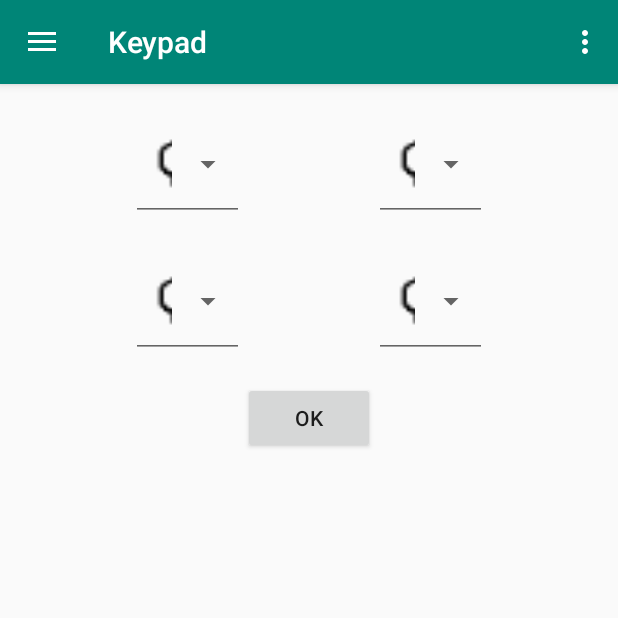
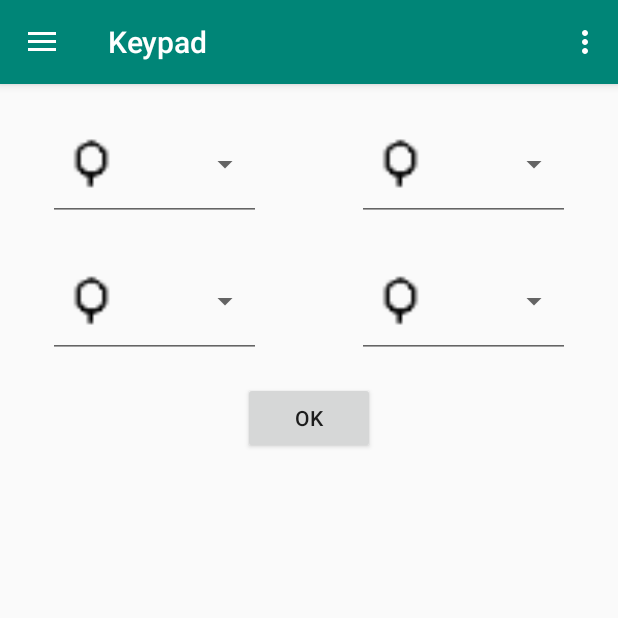
Before and after one commit to ggtylerr/KAaNE-AE-, an Android app: the screen it shows after launch (MainActivity), in the side drawer, after a tap on "Keypad", on a phone screen of 412 x 824 dp, the top half of it. Run offline under Robolectric (Android 15) with nearby library versions, the phone set to English and light mode, and no system bars.

Commit message:
Fixed cropping issue
* Fixed image cropping in Keypad that prevented its use on smaller screens

```diff
--- a/app/src/main/res/layout/fragment_vanilla_keypad.xml
+++ b/app/src/main/res/layout/fragment_vanilla_keypad.xml
@@ -9,9 +9,11 @@
     <Spinner
         android:id="@+id/vanilla_keypad_spin1"
         style="@style/Widget.AppCompat.Spinner.Underlined"
-        android:layout_width="75dp"
+        android:layout_width="0dp"
         android:layout_height="75dp"
+        android:layout_marginStart="32dp"
         android:layout_marginTop="16dp"
+        android:layout_marginEnd="32dp"
         app:layout_constraintEnd_toStartOf="@+id/vanilla_keypad_spin2"
         app:layout_constraintStart_toStartOf="parent"
         app:layout_constraintTop_toTopOf="parent"
@@ -21,9 +23,11 @@
     <Spinner
         android:id="@+id/vanilla_keypad_spin2"
         style="@style/Widget.AppCompat.Spinner.Underlined"
-        android:layout_width="75dp"
+        android:layout_width="0dp"
         android:layout_height="75dp"
+        android:layout_marginStart="32dp"
         android:layout_marginTop="16dp"
+        android:layout_marginEnd="32dp"
         app:layout_constraintEnd_toEndOf="parent"
         app:layout_constraintStart_toEndOf="@+id/vanilla_keypad_spin1"
         app:layout_constraintTop_toTopOf="parent"
@@ -33,9 +37,11 @@
     <Spinner
         android:id="@+id/vanilla_keypad_spin3"
         style="@style/Widget.AppCompat.Spinner.Underlined"
-        android:layout_width="75dp"
+        android:layout_width="0dp"
         android:layout_height="75dp"
+        android:layout_marginStart="32dp"
         android:layout_marginTop="16dp"
+        android:layout_marginEnd="32dp"
         app:layout_constraintEnd_toStartOf="@+id/vanilla_keypad_spin4"
         app:layout_constraintStart_toStartOf="parent"
         app:layout_constraintTop_toBottomOf="@+id/vanilla_keypad_spin1"
@@ -45,9 +51,11 @@
     <Spinner
         android:id="@+id/vanilla_keypad_spin4"
         style="@style/Widget.AppCompat.Spinner.Underlined"
-        android:layout_width="75dp"
+        android:layout_width="0dp"
         android:layout_height="75dp"
+        android:layout_marginStart="32dp"
         android:layout_marginTop="16dp"
+        android:layout_marginEnd="32dp"
         app:layout_constraintEnd_toEndOf="parent"
         app:layout_constraintStart_toEndOf="@+id/vanilla_keypad_spin3"
         app:layout_constraintTop_toBottomOf="@+id/vanilla_keypad_spin2"
```
